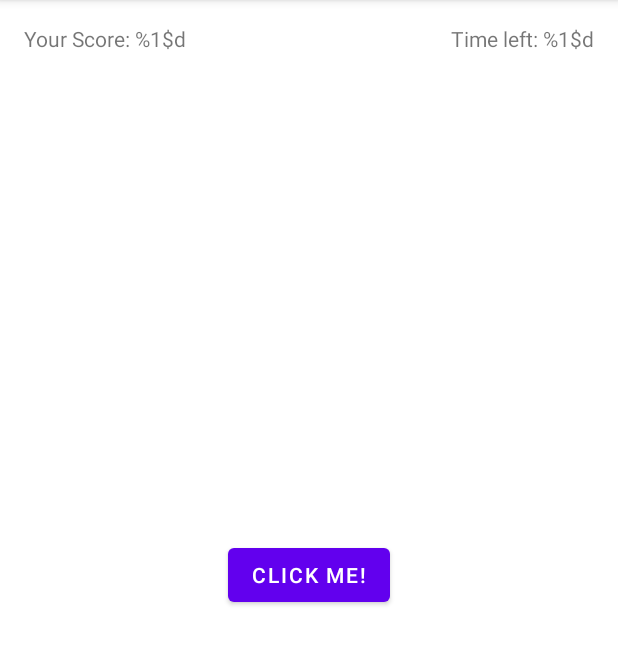
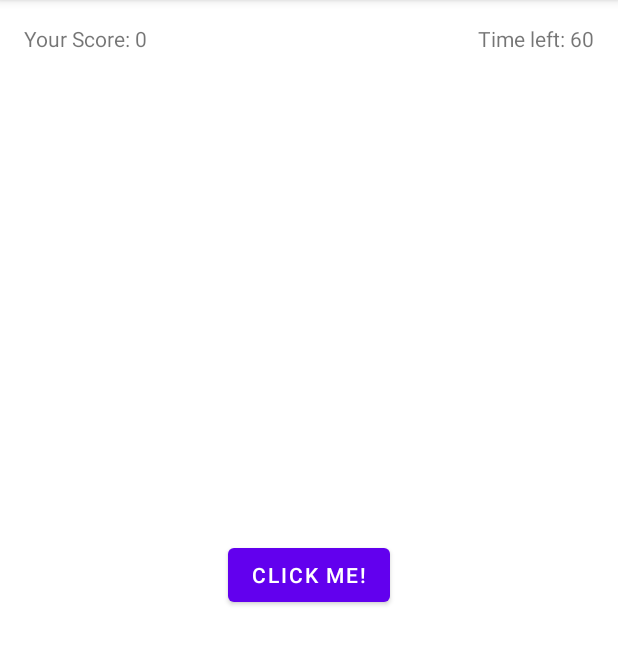
Before and after one commit to FujisakiSakiasahi/Android_Assignment_2, an Android app: the MainActivity screen opened directly, with no data from a screen before it, on a phone screen of 412 x 824 dp, the part 84-749 px from its top. Run offline under Robolectric (Android 15) with nearby library versions, the phone set to English and light mode, and no system bars.

Commit message:
basic version of time fighter

```diff
--- a/app/src/main/java/com/example/assignment2/MainActivity.java
+++ b/app/src/main/java/com/example/assignment2/MainActivity.java
@@ -4,13 +4,21 @@ import androidx.annotation.NonNull;
 import androidx.appcompat.app.AppCompatActivity;
 
 import android.os.Bundle;
+import android.os.CountDownTimer;
 import android.view.Menu;
 import android.view.MenuItem;
+import android.widget.Toast;
 
 import com.example.assignment2.databinding.ActivityMainBinding;
 
 public class MainActivity extends AppCompatActivity {
     private ActivityMainBinding binding;
+
+    private int score = 0;
+    private boolean gameStarted = false;
+    private CountDownTimer timer;
+    private final long INIT_COUNT = 60000; //60 seconds
+    private final long INTERVAL = 1000; //1 second
 
     @Override
     protected void onCreate(Bundle savedInstanceState) {
@@ -20,7 +28,61 @@ public class MainActivity extends AppCompatActivity {
         binding = ActivityMainBinding.inflate(getLayoutInflater());
         setContentView(binding.getRoot());
 
+        binding.buttonClick.setOnClickListener(view -> {
+            incrementScore();
+        });
 
+        resetGame();
+
+    }
+
+    private void incrementScore(){
+
+        if (!gameStarted) startGame();
+
+        score++;
+
+        String text = getString(R.string.score, score);
+        binding.textScore.setText(text);
+
+    }
+
+    private void startGame() {
+        timer.start();
+        gameStarted = true;
+    }
+
+    private void resetGame(){
+        score = 0;
+
+        String text = getString(R.string.score, score);
+        binding.textScore.setText(text);
+
+        String timeLeft = getString(R.string.time_left, 60);
+        binding.textTime.setText(timeLeft);
+
+        gameStarted = false;
+
+        timer = new CountDownTimer(INIT_COUNT, INTERVAL) {
+            @Override
+            public void onTick(long l) {
+                int second = (int) l / 1000;
+                String timeLeft = getString(R.string.time_left, second);
+                binding.textTime.setText(timeLeft);
+            }
+
+            @Override
+            public void onFinish() {
+                endGame();
+            }
+        };
+
+    }
+
+    private void endGame(){
+        Toast.makeText(this, "Game Ended", Toast.LENGTH_LONG).show();
+
+        resetGame();
     }
 
     @Override
--- a/app/src/main/res/values/strings.xml
+++ b/app/src/main/res/values/strings.xml
@@ -7,7 +7,7 @@
     <string name="time_left">Time left: %1$d</string>
 
     <!--for menu-->
-    <string name="setting">Setting</string>
+    <string name="setting">Settings</string>
     <string name="scoreboard">Scoreboard</string>
     <string name="taktauyet">Tak tau yet</string>
 </resources>
```
